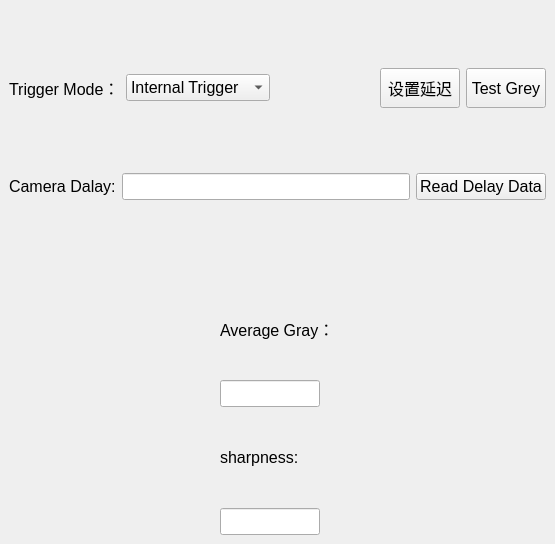
wwlzq5/uPdataGlassdetect, file Widget_CarveInfo.ui: the form before one commit.
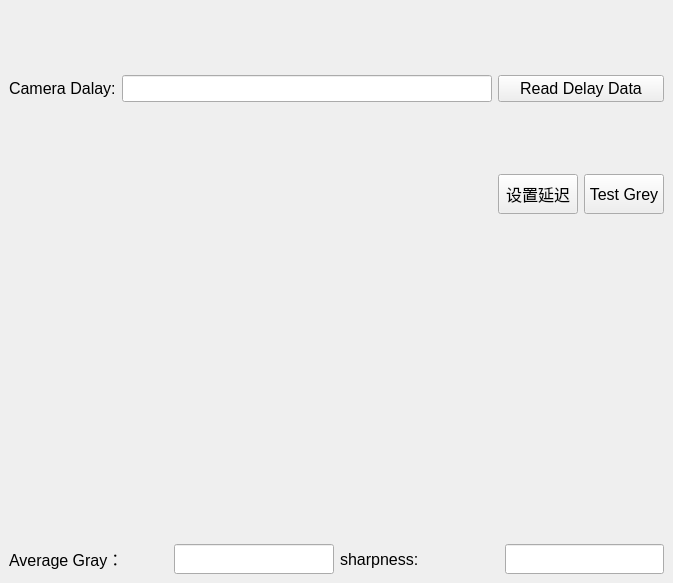
The form after the commit. The open tabs and pages were chosen to show the change. Custom widgets are drawn as their Qt base class.

Patch:
```diff
--- a/Widget_CarveInfo.ui
+++ b/Widget_CarveInfo.ui
@@ -6,8 +6,8 @@
    <rect>
     <x>0</x>
     <y>0</y>
-    <width>555</width>
-    <height>544</height>
+    <width>673</width>
+    <height>583</height>
    </rect>
   </property>
   <property name="maximumSize">
@@ -489,135 +489,128 @@
           </item>
           <item>
            <widget class="QWidget" name="widget_CameraInfo" native="true">
-            <layout class="QVBoxLayout" name="verticalLayout">
-             <item>
-              <layout class="QHBoxLayout" name="horizontalLayout_8">
-               <item>
-                <widget class="QLabel" name="label_15">
-                 <property name="text">
-                  <string>Trigger Mode：</string>
-                 </property>
-                </widget>
-               </item>
-               <item>
-                <widget class="QComboBox" name="comboBox_triggerType">
-                 <item>
-                  <property name="text">
-                   <string>Internal Trigger</string>
-                  </property>
-                 </item>
-                 <item>
-                  <property name="text">
-                   <string>External Trigger</string>
-                  </property>
-                 </item>
-                </widget>
-               </item>
-               <item>
-                <spacer name="horizontalSpacer_3">
-                 <property name="orientation">
-                  <enum>Qt::Horizontal</enum>
-                 </property>
-                 <property name="sizeHint" stdset="0">
-                  <size>
-                   <width>40</width>
-                   <height>20</height>
-                  </size>
-                 </property>
-                </spacer>
-               </item>
-               <item>
-                <widget class="QPushButton" name="pushButton_setToCamera_2">
-                 <property name="minimumSize">
-                  <size>
-                   <width>0</width>
-                   <height>40</height>
-                  </size>
-                 </property>
-                 <property name="text">
-                  <string>设置延迟</string>
-                 </property>
-                </widget>
-               </item>
-               <item>
-                <widget class="QPushButton" name="pushButton_grey">
-                 <property name="minimumSize">
-                  <size>
-                   <width>80</width>
-                   <height>40</height>
-                  </size>
-                 </property>
-                 <property name="text">
-                  <string>Test Grey</string>
-                 </property>
-                </widget>
-               </item>
-              </layout>
-             </item>
-             <item>
-              <layout class="QHBoxLayout" name="horizontalLayout_7">
-               <item>
+            <layout class="QGridLayout" name="gridLayout_2">
+             <item row="0" column="0">
                 <widget class="QLabel" name="label_4">
                  <property name="text">
                   <string>Camera Dalay:</string>
                  </property>
                 </widget>
                </item>
-               <item>
+             <item row="0" column="1">
                 <widget class="QLineEdit" name="lineEdit_delay"/>
                </item>
-               <item>
+             <item row="1" column="3">
+              <widget class="QPushButton" name="pushButton_grey">
+               <property name="minimumSize">
+                <size>
+                 <width>80</width>
+                 <height>40</height>
+                </size>
+               </property>
+               <property name="text">
+                <string>Test Grey</string>
+               </property>
+              </widget>
+             </item>
+             <item row="0" column="2" colspan="2">
                 <widget class="QPushButton" name="pushButton_readDelayPara">
                  <property name="text">
                   <string>Read Delay Data</string>
                  </property>
                 </widget>
                </item>
-              </layout>
+             <item row="1" column="2">
+              <widget class="QPushButton" name="pushButton_setToCamera_2">
+               <property name="minimumSize">
+                <size>
+                 <width>0</width>
+                 <height>40</height>
+                </size>
+               </property>
+               <property name="text">
+                <string>设置延迟</string>
+               </property>
+              </widget>
              </item>
             </layout>
            </widget>
           </item>
           <item>
            <widget class="QWidget" name="widget_GrayTest" native="true">
-            <layout class="QHBoxLayout" name="horizontalLayout_2" stretch="3">
-             <item>
-              <layout class="QVBoxLayout" name="verticalLayout_5">
-               <item>
+            <layout class="QGridLayout" name="gridLayout_4">
+             <item row="0" column="0" colspan="4">
+              <widget class="QChartView" name="CharViewWidget" native="true"/>
+             </item>
+             <item row="1" column="0">
                 <widget class="QLabel" name="label_AverageGray">
+               <property name="sizePolicy">
+                <sizepolicy hsizetype="Preferred" vsizetype="Fixed">
+                 <horstretch>0</horstretch>
+                 <verstretch>0</verstretch>
+                </sizepolicy>
+               </property>
+               <property name="maximumSize">
+                <size>
+                 <width>16777215</width>
+                 <height>30</height>
+                </size>
+               </property>
                  <property name="text">
                   <string>Average Gray：</string>
                  </property>
                 </widget>
                </item>
-               <item>
+             <item row="1" column="1">
                 <widget class="QLineEdit" name="lineEdit_gray">
+               <property name="sizePolicy">
+                <sizepolicy hsizetype="Preferred" vsizetype="Fixed">
+                 <horstretch>0</horstretch>
+                 <verstretch>0</verstretch>
+                </sizepolicy>
+               </property>
                  <property name="maximumSize">
                   <size>
-                   <width>100</width>
-                   <height>16777215</height>
+                 <width>16777215</width>
+                 <height>30</height>
                   </size>
                  </property>
                 </widget>
                </item>
-               <item>
+             <item row="1" column="2">
                 <widget class="QLabel" name="label_Sharpness">
+               <property name="sizePolicy">
+                <sizepolicy hsizetype="Preferred" vsizetype="Fixed">
+                 <horstretch>0</horstretch>
+                 <verstretch>0</verstretch>
+                </sizepolicy>
+               </property>
+               <property name="maximumSize">
+                <size>
+                 <width>16777215</width>
+                 <height>30</height>
+                </size>
+               </property>
                  <property name="text">
                   <string>sharpness:</string>
                  </property>
                 </widget>
                </item>
-               <item>
+             <item row="1" column="3">
                 <widget class="QLineEdit" name="lineEdit_sharpness">
+               <property name="sizePolicy">
+                <sizepolicy hsizetype="Preferred" vsizetype="Fixed">
+                 <horstretch>0</horstretch>
+                 <verstretch>0</verstretch>
+                </sizepolicy>
+               </property>
                  <property name="maximumSize">
                   <size>
-                   <width>100</width>
-                   <height>16777215</height>
+                 <width>16777215</width>
+                 <height>30</height>
                   </size>
                  </property>
                 </widget>
-               </item>
-              </layout>
              </item>
             </layout>
             <zorder></zorder>
@@ -646,6 +639,12 @@
     <slot>slots_click_setToCamera()</slot>
    </slots>
   </customwidget>
+  <customwidget>
+   <class>QChartView</class>
+   <extends>QWidget</extends>
+   <header location="global">qchartview.h</header>
+   <container>1</container>
+  </customwidget>
  </customwidgets>
  <resources/>
  <connections>
```
Left out of the diff: 79 changed lines with no effect on the pictures. Lines whose indentation alone changed are shown as unchanged.
